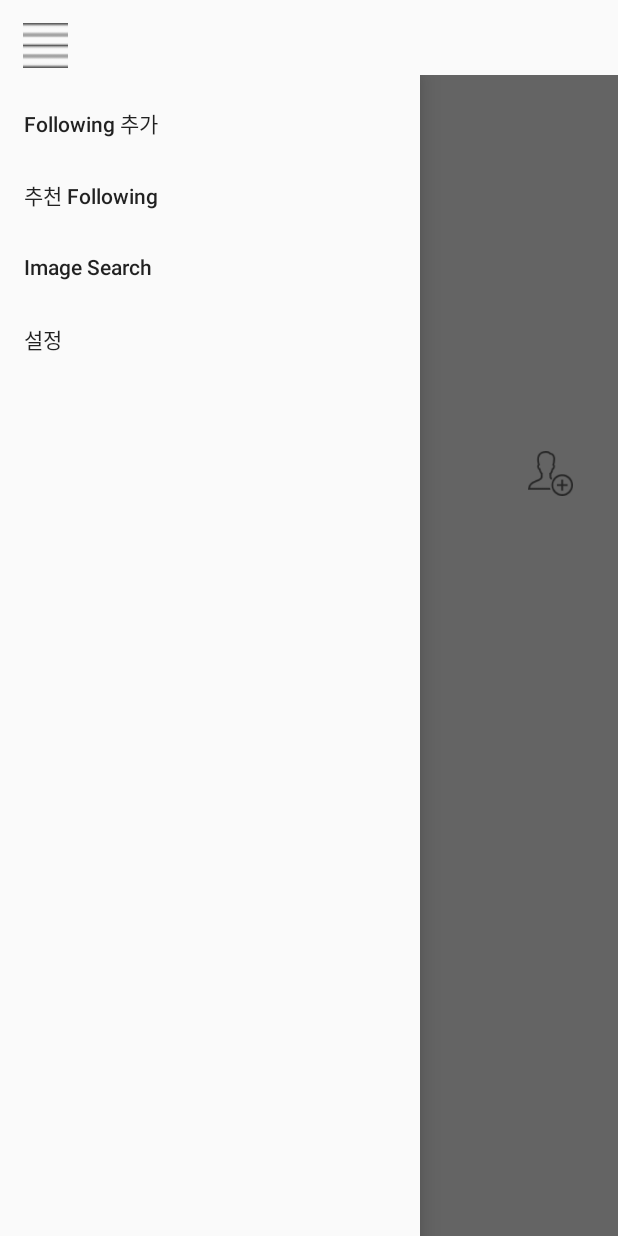
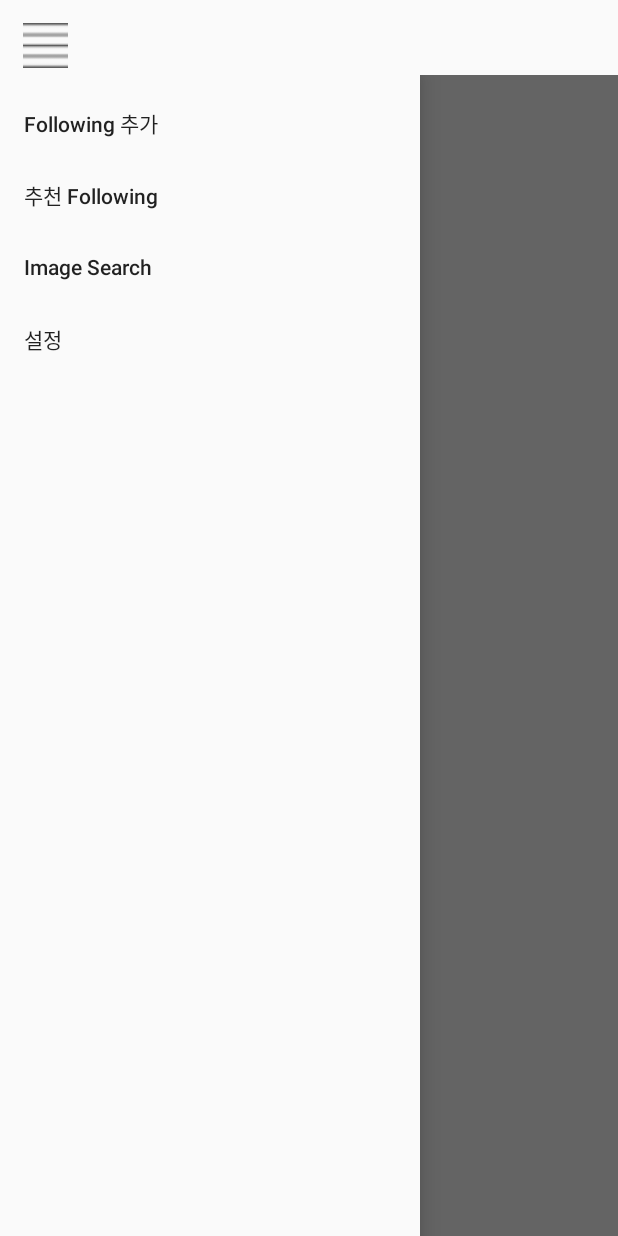
Before and after one commit to jangsohee/Climber-Client, an Android app: the screen it shows after launch (MainActivity), with the side drawer open, on a phone screen of 412 x 824 dp. Run offline under Robolectric (Android 15) with nearby library versions, the phone set to English and light mode, and no system bars; libraries missing offline, so code that uses them is left out: com.ogaclejapan.smarttablayout; pictures from the network do not load; 5 statements that could not run were skipped.

```diff
--- a/app/src/main/java/dwg/climber/oil_climber/MainActivity.java
+++ b/app/src/main/java/dwg/climber/oil_climber/MainActivity.java
@@ -12,6 +12,7 @@ import android.support.v4.widget.DrawerLayout;
 import android.support.v7.app.AppCompatActivity;
 import android.view.MenuItem;
 import android.view.View;
+import android.widget.Button;
 import android.widget.ImageView;
 import android.widget.TextView;
 
@@ -29,7 +30,7 @@ public class  MainActivity extends AppCompatActivity
         setContentView(R.layout.activity_main);
         NavigationView navigationView = (NavigationView) findViewById(R.id.nav_view);
         navigationView.setNavigationItemSelectedListener(this);
-        prepareData_profile();
+        prepareData_profile(); //c_id 넘겨받아서 해당 셀럽 프로필로 수정하기
         FragmentPagerItemAdapter adapter = new FragmentPagerItemAdapter(
                 getSupportFragmentManager(), FragmentPagerItems.with(this)
                 .add(R.string.hot, Hot_Fragment.class)
@@ -43,7 +44,8 @@ public class  MainActivity extends AppCompatActivity
 
     public void prepareData_profile(){
         //given data
-        String url_i = "http://image.hankookilbo.com/i.aspx?Guid=5f5962508457411cb1882a0747acb9a0&Month=201603&size=640";
+        //String url_i = "http://image.hankookilbo.com/i.aspx?Guid=5f5962508457411cb1882a0747acb9a0&Month=201603&size=640";
+        String url_i = "http://cfile9.uf.tistory.com/T750x750/2519E434561A7AF4291F76";
         int r_num = 13030;
 
         final ImageView img = (ImageView) (findViewById(R.id.image_view));
--- a/app/src/main/res/layout/image_layout.xml
+++ b/app/src/main/res/layout/image_layout.xml
@@ -28,14 +28,17 @@
         android:layout_alignParentBottom="true"
         android:layout_marginLeft="10dp"
         android:layout_marginBottom="30dp" />
-
+<!--
     <Button
+        android:id="@+id/sync_button"
         android:layout_width="30dp"
         android:layout_height="30dp"
         android:hapticFeedbackEnabled="true"
-        android:layout_alignParentRight="false"
+        android:background="@drawable/add_following"
+        android:layout_marginRight="30dp"
+        android:layout_alignBottom="@+id/num_recommend"
+        android:layout_alignParentRight="true"
         android:layout_alignParentEnd="true"
-        android:layout_alignParentBottom="true"
-        android:layout_margin="30dp"
-        android:background="@drawable/add_following" />
+        android:layout_marginEnd="30dp"
+        /> -->
 </RelativeLayout>
```
Also changed, not shown: app/src/main/java/dwg/climber/oil_climber/Comment_Fragment.java (+26 -1 lines), app/src/main/res/layout/comment_fragment.xml (+13 -0 lines), 1 other file.
